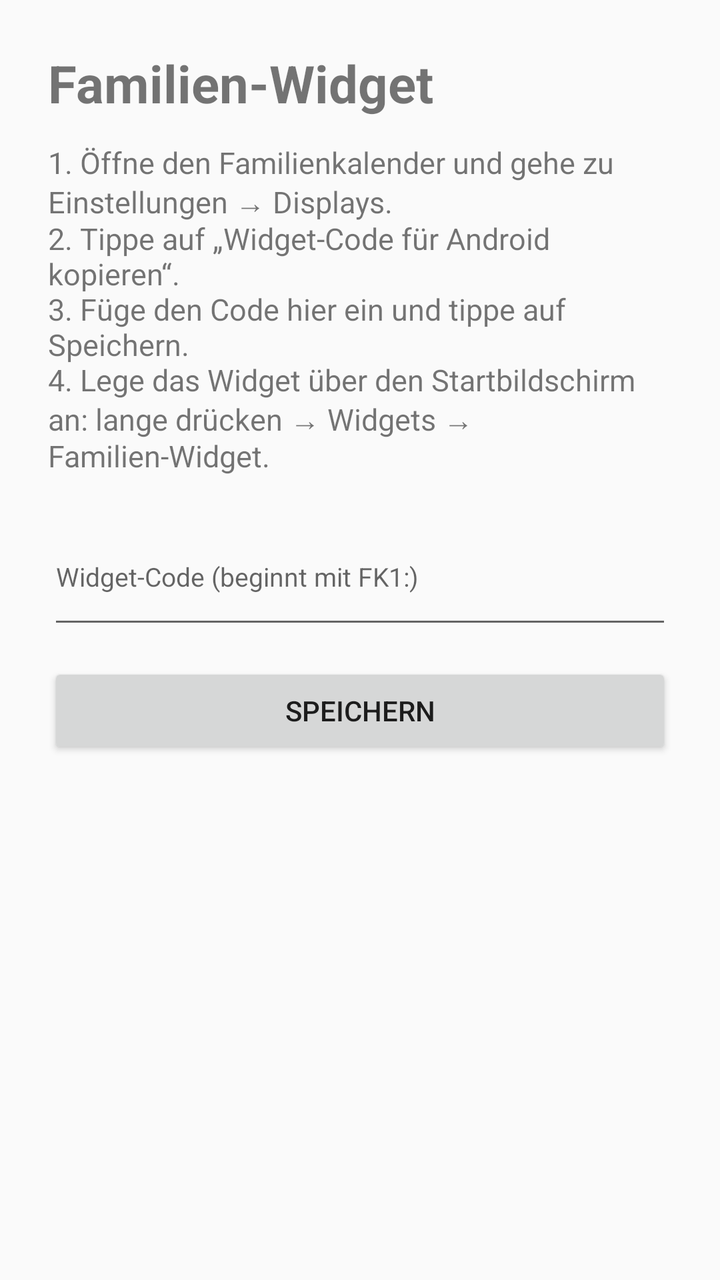
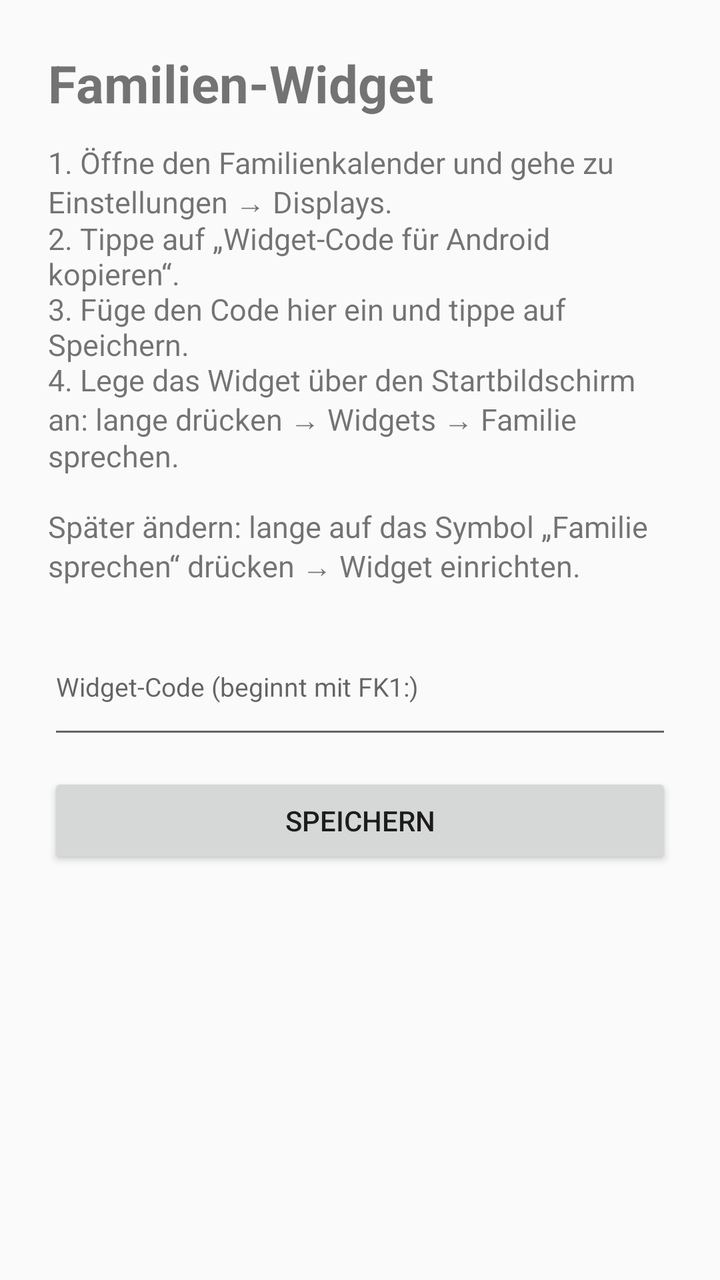

Before-and-after screenshots of an Android layout around one commit, followed by the original layout XML and the change that was made.
<!-- AndroidManifest.xml: application theme AppTheme -->
<!-- res/layout/setup.xml -->
<?xml version="1.0" encoding="utf-8"?>
<ScrollView xmlns:android="http://schemas.android.com/apk/res/android"
    android:layout_width="match_parent"
    android:layout_height="match_parent"
    android:fitsSystemWindows="true">

    <LinearLayout
        android:layout_width="match_parent"
        android:layout_height="wrap_content"
        android:orientation="vertical"
        android:padding="24dp">

        <TextView
            android:layout_width="wrap_content"
            android:layout_height="wrap_content"
            android:text="Familien-Widget"
            android:textSize="26sp"
            android:textStyle="bold" />

        <TextView
            android:layout_width="match_parent"
            android:layout_height="wrap_content"
            android:layout_marginTop="12dp"
            android:text="1. Öffne den Familienkalender und gehe zu Einstellungen → Displays.\n2. Tippe auf „Widget-Code für Android kopieren“.\n3. Füge den Code hier ein und tippe auf Speichern.\n4. Lege das Widget über den Startbildschirm an: lange drücken → Widgets → Familien-Widget."
            android:textSize="15sp" />

        <EditText
            android:id="@+id/code"
            android:layout_width="match_parent"
            android:layout_height="wrap_content"
            android:layout_marginTop="16dp"
            android:hint="Widget-Code (beginnt mit FK1:)"
            android:inputType="textNoSuggestions|textMultiLine"
            android:minLines="3"
            android:textSize="13sp" />

        <Button
            android:id="@+id/save"
            android:layout_width="match_parent"
            android:layout_height="wrap_content"
            android:layout_marginTop="12dp"
            android:text="Speichern" />

        <TextView
            android:id="@+id/status"
            android:layout_width="match_parent"
            android:layout_height="wrap_content"
            android:layout_marginTop="12dp"
            android:textSize="15sp" />
    </LinearLayout>
</ScrollView>
<!-- resources referenced by this layout -->
<resources>
  <style name="AppTheme" parent="android:Theme.Material.Light.NoActionBar">
          <item name="android:colorAccent">@color/accent</item>
      </style>
  <color name="accent">#1D8657</color>
</resources>

<!-- the commit's change to res/layout/setup.xml (unified diff, before → after) -->
@@ -21,7 +21,7 @@
             android:layout_width="match_parent"
             android:layout_height="wrap_content"
             android:layout_marginTop="12dp"
-            android:text="1. Öffne den Familienkalender und gehe zu Einstellungen → Displays.\n2. Tippe auf „Widget-Code für Android kopieren“.\n3. Füge den Code hier ein und tippe auf Speichern.\n4. Lege das Widget über den Startbildschirm an: lange drücken → Widgets → Familien-Widget."
+            android:text="1. Öffne den Familienkalender und gehe zu Einstellungen → Displays.\n2. Tippe auf „Widget-Code für Android kopieren“.\n3. Füge den Code hier ein und tippe auf Speichern.\n4. Lege das Widget über den Startbildschirm an: lange drücken → Widgets → Familie sprechen.\n\nSpäter ändern: lange auf das Symbol „Familie sprechen“ drücken → Widget einrichten."
             android:textSize="15sp" />
 
         <EditText
